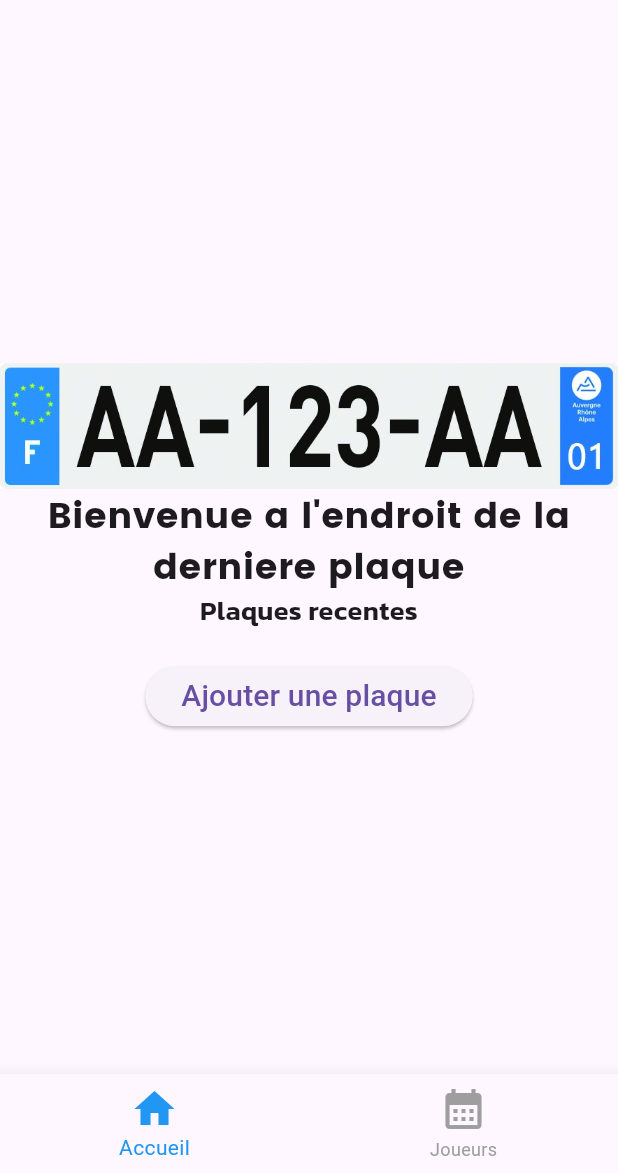
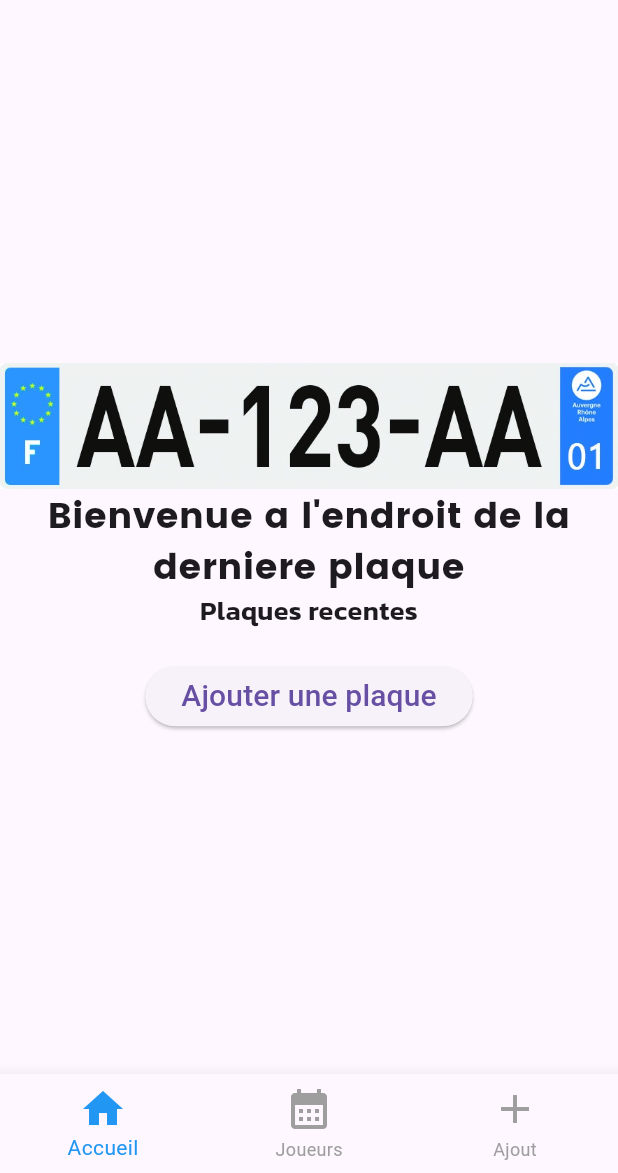
Before and after one commit to Frysperz/immatriculationflutter, a Flutter app: the screen it shows after launch, on a phone screen of 412 x 824 dp, the part 63-1236 px from its top. Run offline on Flutter 3.47's test engine with Material 3 defaults, Android fonts, the phone set to English and light mode, and no system bars; statements that could not run were skipped.

Commit message:
Update main.dart

```diff
--- a/lib/main.dart
+++ b/lib/main.dart
@@ -31,11 +31,13 @@ class _MyAppState extends State<MyApp> {
         ),
         body: [
           HomePage(),
-          Players()
+          Players(),
+          AddPlaque()
         ][_currentIndex],
         bottomNavigationBar: BottomNavigationBar(
           currentIndex: _currentIndex,
           onTap: (index) => setCurrentIndex(index),
+          type: BottomNavigationBarType.fixed,
           selectedItemColor: Colors.blue,
           unselectedItemColor: Colors.grey,
           iconSize: 32,
@@ -49,6 +51,10 @@ class _MyAppState extends State<MyApp> {
               icon: Icon(Icons.calendar_month),
               label: 'Joueurs'
             ),
+            BottomNavigationBarItem(
+              icon: Icon(Icons.add),
+              label: 'Ajout'
+            ),
           ],
         ),
       ),
```
